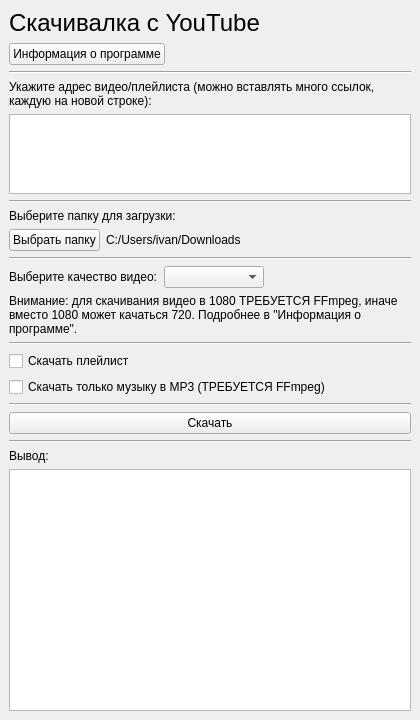
Qt form ui/main.ui (SeryiBaran/yt-dlp-python-gui) before a commit.
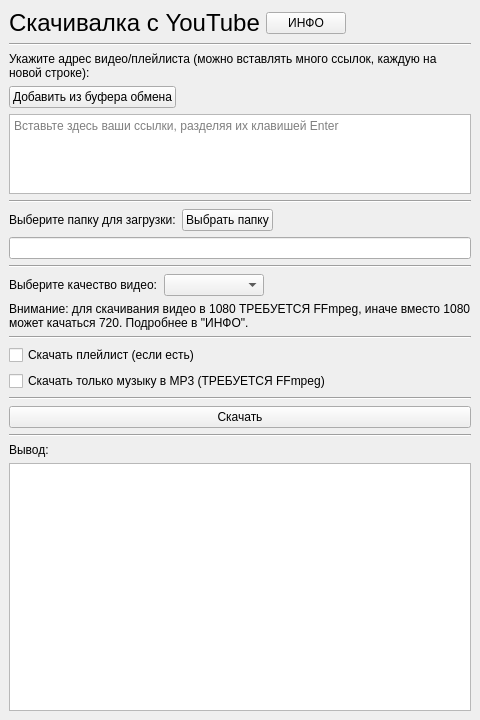
The same form after that commit. Icons and pictures are not drawn.

Commit message: feat: improve design

```diff
--- a/ui/main.ui
+++ b/ui/main.ui
@@ -9,7 +9,7 @@
    <rect>
     <x>0</x>
     <y>0</y>
-    <width>420</width>
+    <width>480</width>
     <height>720</height>
    </rect>
   </property>
@@ -47,7 +47,7 @@
      <widget class="QScrollArea" name="scrollArea">
       <property name="maximumSize">
        <size>
-        <width>640</width>
+        <width>1024</width>
         <height>16777215</height>
        </size>
       </property>
@@ -62,12 +62,14 @@
         <rect>
          <x>0</x>
          <y>0</y>
-         <width>420</width>
+         <width>480</width>
          <height>720</height>
         </rect>
        </property>
        <layout class="QVBoxLayout" name="verticalLayout_3">
         <item>
+         <layout class="QHBoxLayout" name="horizontalLayout_4">
+          <item>
          <widget class="QLabel" name="label_13">
           <property name="font">
            <font>
@@ -80,11 +82,9 @@
          </widget>
         </item>
         <item>
-         <layout class="QHBoxLayout" name="horizontalLayout_4">
-          <item>
            <widget class="QPushButton" name="aboutButton">
             <property name="text">
-             <string>Информация о программе</string>
+             <string>ИНФО</string>
             </property>
            </widget>
           </item>
@@ -120,6 +120,30 @@
           </property>
          </widget>
         </item>
+        <item>
+         <layout class="QHBoxLayout" name="horizontalLayout_5">
+          <item>
+           <widget class="QPushButton" name="button_paste_from_clipboard">
+            <property name="text">
+             <string>Добавить из буфера обмена</string>
+            </property>
+           </widget>
+          </item>
+          <item>
+           <spacer name="horizontalSpacer_2">
+            <property name="orientation">
+             <enum>Qt::Horizontal</enum>
+            </property>
+            <property name="sizeHint" stdset="0">
+             <size>
+              <width>40</width>
+              <height>20</height>
+             </size>
+            </property>
+           </spacer>
+          </item>
+         </layout>
+        </item>
         <item>
          <widget class="QPlainTextEdit" name="plainTextEdit_urls">
           <property name="sizePolicy">
@@ -134,6 +158,9 @@
             <height>80</height>
            </size>
           </property>
+          <property name="placeholderText">
+           <string>Вставьте здесь ваши ссылки, разделяя их клавишей Enter</string>
+          </property>
          </widget>
         </item>
         <item>
@@ -144,6 +171,8 @@
          </widget>
         </item>
         <item>
+         <layout class="QHBoxLayout" name="horizontalLayout_3">
+          <item>
          <widget class="QLabel" name="label_18">
           <property name="text">
            <string>&lt;html&gt;&lt;head/&gt;&lt;body&gt;&lt;p&gt;Выберите папку для загрузки:&lt;/p&gt;&lt;/body&gt;&lt;/html&gt;</string>
@@ -151,21 +180,12 @@
          </widget>
         </item>
         <item>
-         <layout class="QHBoxLayout" name="horizontalLayout_3">
-          <item>
            <widget class="QPushButton" name="button_download_directory">
             <property name="text">
              <string>Выбрать папку</string>
             </property>
            </widget>
           </item>
-          <item>
-           <widget class="QLabel" name="label_download_directory">
-            <property name="text">
-             <string>C:/Users/ivan/Downloads</string>
-            </property>
-           </widget>
-          </item>
           <item>
            <spacer name="horizontalSpacer_8">
             <property name="orientation">
@@ -181,6 +201,13 @@
           </item>
          </layout>
         </item>
+        <item>
+         <widget class="QLineEdit" name="lineEdit_download_directory">
+          <property name="readOnly">
+           <bool>true</bool>
+          </property>
+         </widget>
+        </item>
         <item>
          <widget class="Line" name="line_14">
           <property name="orientation">
@@ -230,7 +257,7 @@
            </font>
           </property>
           <property name="text">
-           <string>Внимание: для скачивания видео в 1080 ТРЕБУЕТСЯ FFmpeg, иначе вместо 1080 может качаться 720. Подробнее в &quot;Информация о программе&quot;.</string>
+           <string>Внимание: для скачивания видео в 1080 ТРЕБУЕТСЯ FFmpeg, иначе вместо 1080 может качаться 720. Подробнее в &quot;ИНФО&quot;.</string>
           </property>
           <property name="wordWrap">
            <bool>true</bool>
@@ -247,7 +274,7 @@
         <item>
          <widget class="QCheckBox" name="check_download_playlist">
           <property name="text">
-           <string>Скачать плейлист</string>
+           <string>Скачать плейлист (если есть)</string>
           </property>
          </widget>
         </item>
```
Lines whose indentation alone changed are shown as unchanged. The commit also changes 6 other files.
